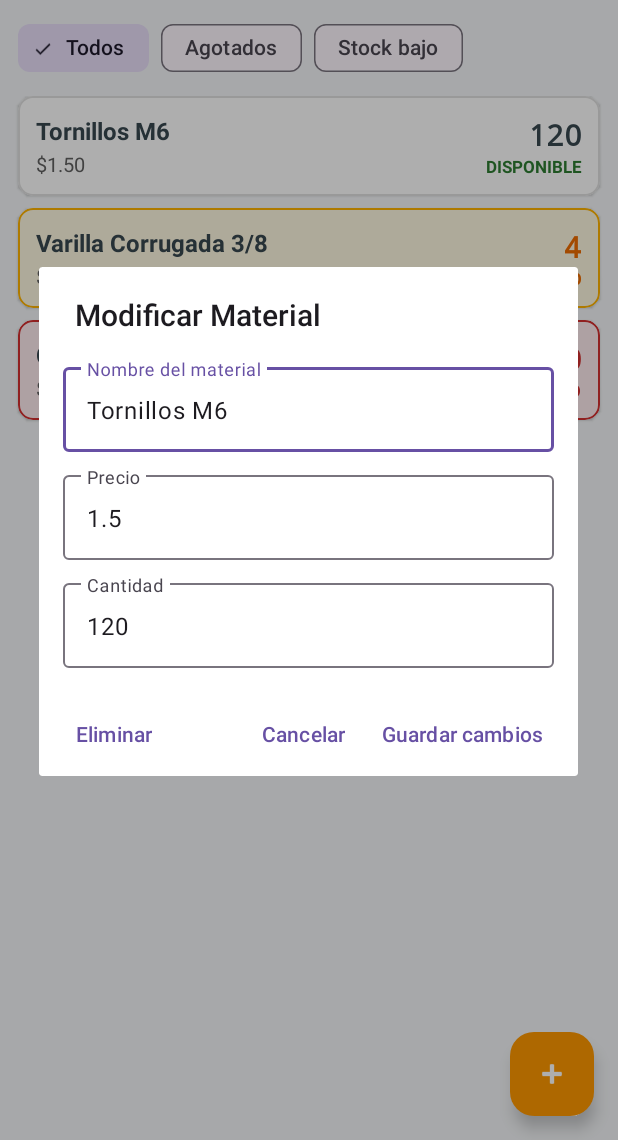
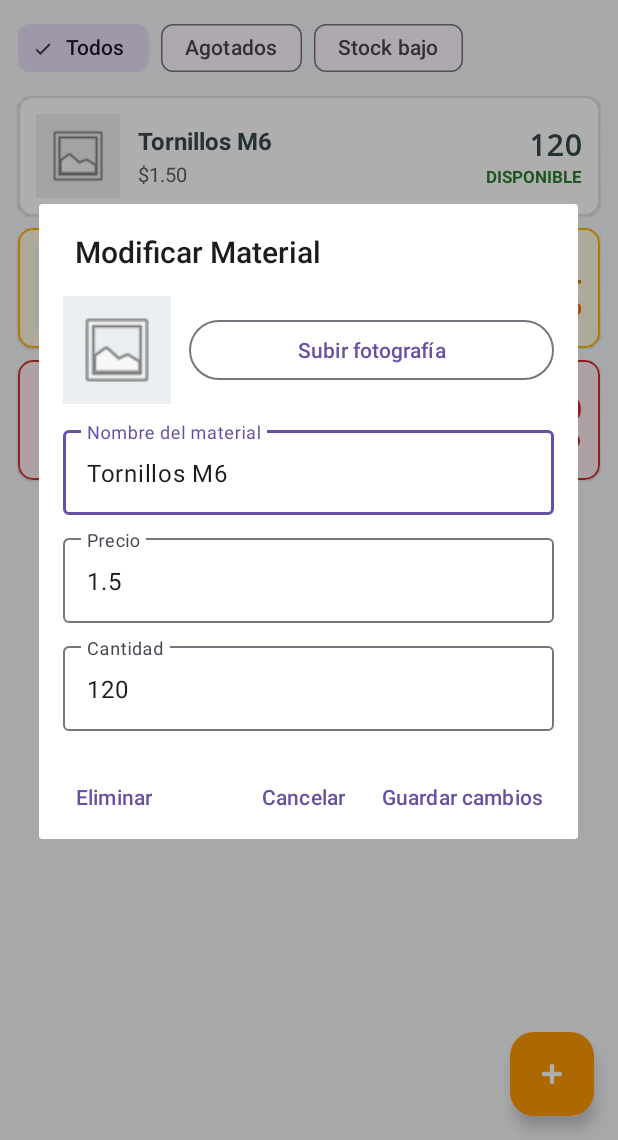
Before and after one commit to angelgarcia0328-collab/App_01_Inventario_2026B_SE, an Android app: the screen it shows after launch (MainActivity), after a tap on "Tornillos M6", on a phone screen of 412 x 824 dp, the part 96-1236 px from its top. Run offline under Robolectric (Android 15) with nearby library versions, the phone set to English and light mode, and no system bars.

Commit message:
Version 2.0 Actualizacion de diseño

```diff
--- a/app/src/main/res/layout/dialog_material.xml
+++ b/app/src/main/res/layout/dialog_material.xml
@@ -5,6 +5,33 @@
     android:layout_height="wrap_content"
     android:orientation="vertical"
     android:padding="16dp">
+
+    <LinearLayout
+        android:layout_width="match_parent"
+        android:layout_height="wrap_content"
+        android:layout_marginBottom="12dp"
+        android:gravity="center_vertical"
+        android:orientation="horizontal">
+
+        <ImageView
+            android:id="@+id/ivPreviewFoto"
+            android:layout_width="72dp"
+            android:layout_height="72dp"
+            android:background="#ECEFF1"
+            android:contentDescription="Vista previa del material"
+            android:padding="8dp"
+            android:scaleType="centerCrop"
+            android:src="@android:drawable/ic_menu_gallery" />
+
+        <Button
+            android:id="@+id/btnSeleccionarFoto"
+            style="@style/Widget.Material3.Button.OutlinedButton"
+            android:layout_width="0dp"
+            android:layout_height="wrap_content"
+            android:layout_marginStart="12dp"
+            android:layout_weight="1"
+            android:text="Subir fotografía" />
+    </LinearLayout>
 
     <com.google.android.material.textfield.TextInputLayout
         android:layout_width="match_parent"
--- a/app/src/main/res/layout/item_material.xml
+++ b/app/src/main/res/layout/item_material.xml
@@ -18,6 +18,17 @@
         android:gravity="center_vertical"
         android:orientation="horizontal"
         android:padding="12dp">
+
+        <ImageView
+            android:id="@+id/ivFoto"
+            android:layout_width="56dp"
+            android:layout_height="56dp"
+            android:layout_marginEnd="12dp"
+            android:background="#ECEFF1"
+            android:contentDescription="Foto del material"
+            android:padding="6dp"
+            android:scaleType="centerCrop"
+            android:src="@android:drawable/ic_menu_gallery" />
 
         <LinearLayout
             android:layout_width="0dp"
```
